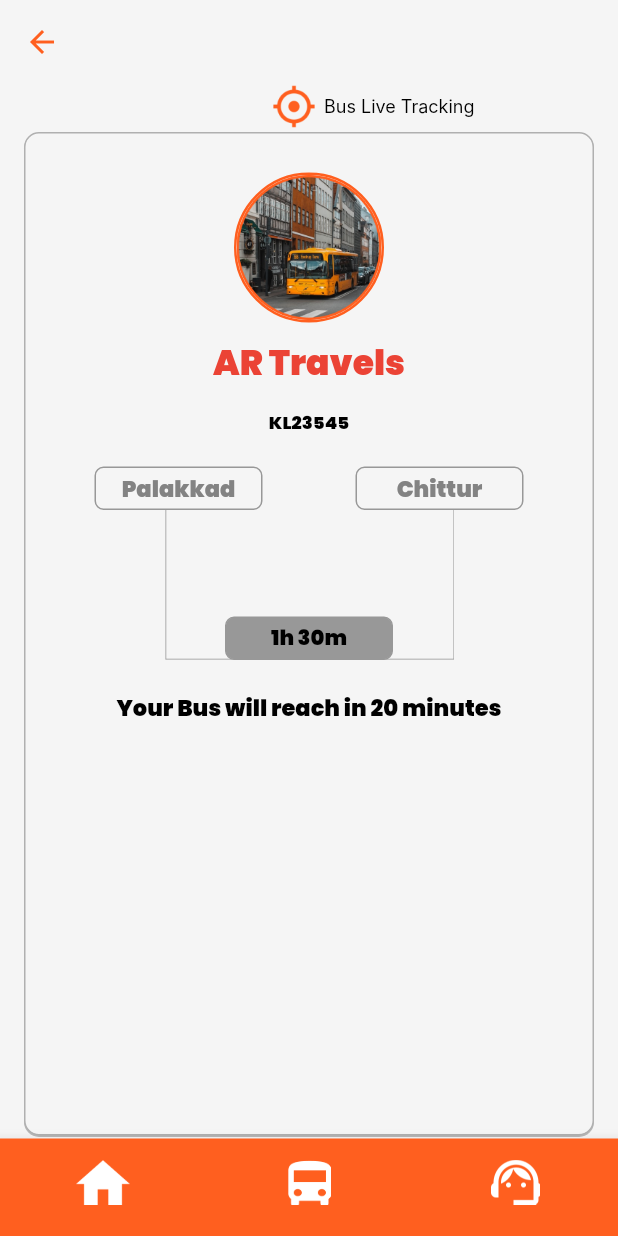
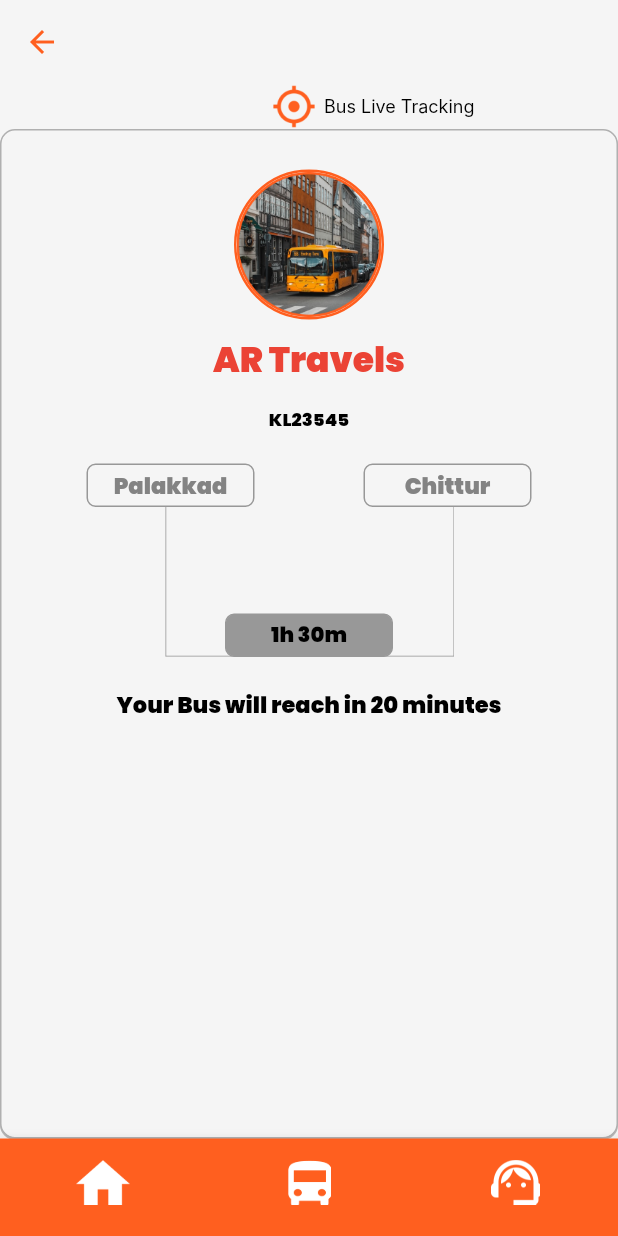
Before and after one commit to AbithaVishnu/Bustracking-User, a Flutter app: the AllDetails screen opened by its route, on a phone screen of 412 x 824 dp. Run offline on Flutter 3.47's test engine with Material 2 defaults, Android fonts, the phone set to English and light mode, and no system bars; our stand-ins replace get, hexcolor; Roboto replaces fonts that are missing (Inter).

Commit message:
all details

```diff
--- a/lib/View/All Details/All detailsa.dart
+++ b/lib/View/All Details/All detailsa.dart
@@ -57,7 +57,7 @@ class AllDetails extends StatelessWidget {
               flex: 1,
               child: Container(
                 height: MediaQuery.of(context).size.height,
-                margin: EdgeInsets.symmetric(horizontal: 16,vertical: 2 ),
+
                 decoration: BoxDecoration(
                   color: HexColor("#F5F5F5"),
                   border: Border.all(color: Color(0xFFB0B0B0), width: 1),
```
